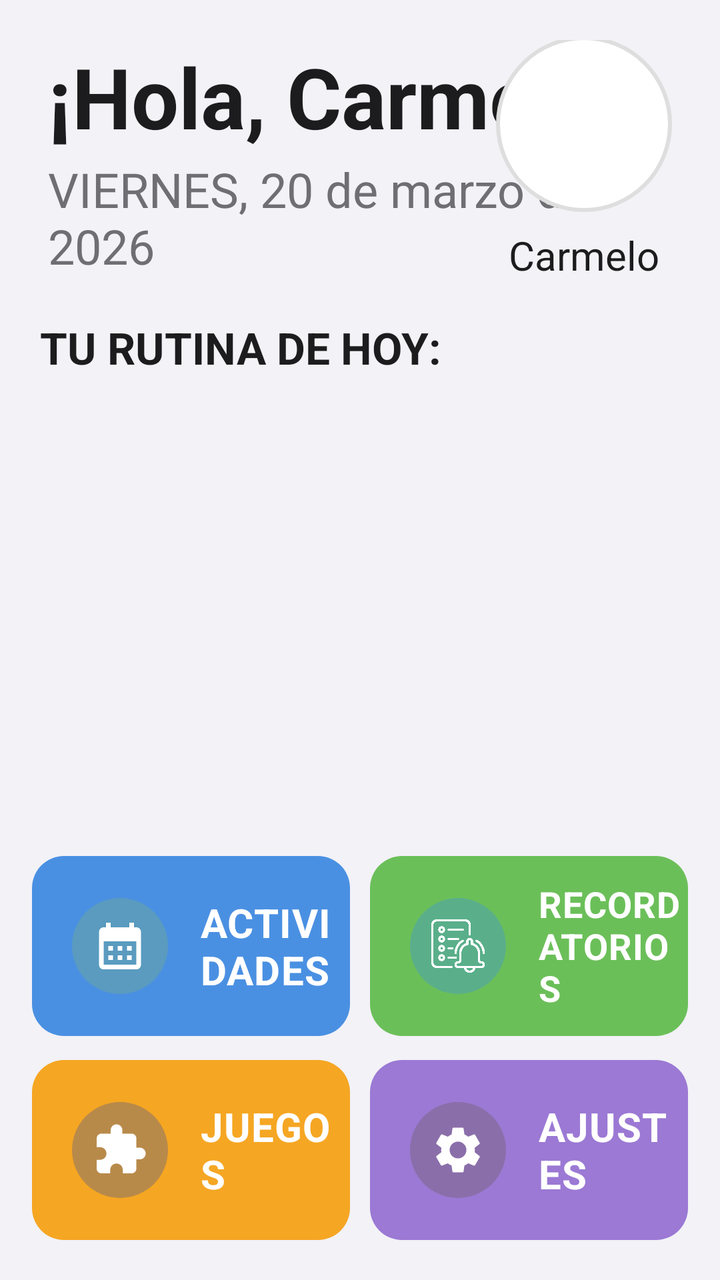
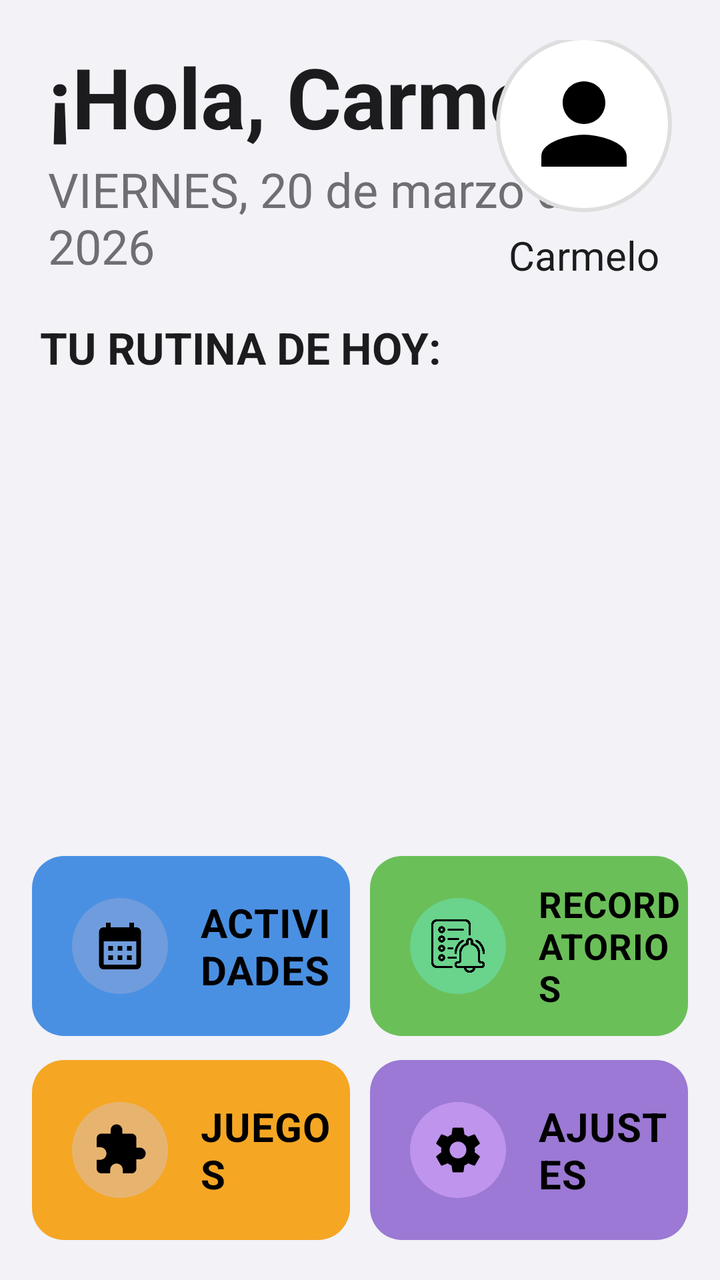

The first picture is an Android layout as it rendered before a commit; the second is the same layout after the commit. The layout source and the unified diff follow.
<!-- AndroidManifest.xml: activity theme AppTheme.NoActionBar -->
<!-- res/layout/activity_main.xml -->
<?xml version="1.0" encoding="utf-8"?>
<LinearLayout
    xmlns:android="http://schemas.android.com/apk/res/android"
    android:layout_width="match_parent"
    android:layout_height="match_parent"
    android:orientation="vertical"
    android:background="#F2F2F7">

    
    <RelativeLayout
        android:layout_width="match_parent"
        android:layout_height="wrap_content"
        android:paddingStart="24dp"
        android:paddingEnd="24dp"
        android:paddingTop="20dp"
        android:paddingBottom="16dp">

        <LinearLayout
            android:layout_width="wrap_content"
            android:layout_height="wrap_content"
            android:orientation="vertical"
            android:layout_centerVertical="true">

            <TextView
                android:id="@+id/tvSaludo"
                android:layout_width="wrap_content"
                android:layout_height="wrap_content"
                android:text="¡Hola, Carmelo!"
                android:textSize="42sp"
                android:textStyle="bold"
                android:textColor="#1C1C1E"/>

            <TextView
                android:id="@+id/tvFechaHoy"
                android:layout_width="wrap_content"
                android:layout_height="wrap_content"
                android:text="VIERNES, 20 de marzo de 2026"
                android:textSize="24sp"
                android:textColor="#6E6E73"
                android:layout_marginTop="2dp"/>
        </LinearLayout>

        <LinearLayout
            android:layout_width="wrap_content"
            android:layout_height="wrap_content"
            android:orientation="vertical"
            android:gravity="center_horizontal"
            android:layout_alignParentEnd="true"
            android:layout_centerVertical="true">

            <ImageView
                android:id="@+id/ivAvatar"
                android:layout_width="88dp"
                android:layout_height="88dp"
                android:src="@drawable/ic_persona"
                android:background="@drawable/bg_avatar_circle"
                android:padding="12dp"
                android:contentDescription="Foto de perfil"/>

            <TextView
                android:id="@+id/tvNombreAvatar"
                android:layout_width="wrap_content"
                android:layout_height="wrap_content"
                android:text="Carmelo"
                android:textSize="20sp"
                android:textColor="#1C1C1E"
                android:layout_marginTop="8dp"/>
        </LinearLayout>
    </RelativeLayout>

    
    <TextView
        android:layout_width="wrap_content"
        android:layout_height="wrap_content"
        android:text="TU RUTINA DE HOY:"
        android:textSize="22sp"
        android:textStyle="bold"
        android:textColor="#1C1C1E"
        android:paddingStart="20dp"
        android:paddingBottom="10dp"/>

    
    <HorizontalScrollView
        android:layout_width="match_parent"
        android:layout_height="0dp"
        android:layout_weight="1"
        android:scrollbars="none"
        android:fillViewport="false"
        android:paddingStart="16dp"
        android:paddingEnd="16dp"
        android:clipToPadding="false">

        <LinearLayout
            android:id="@+id/containerRutinasHoy"
            android:layout_width="wrap_content"
            android:layout_height="match_parent"
            android:orientation="horizontal"
            android:gravity="center_vertical"/>
    </HorizontalScrollView>

    <TextView
        android:id="@+id/tvVacioHoy"
        android:layout_width="match_parent"
        android:layout_height="0dp"
        android:layout_weight="1"
        android:text="No hay actividades para hoy"
        android:textSize="18sp"
        android:textColor="#9E9E9E"
        android:gravity="center"
        android:visibility="gone"/>

    
    <LinearLayout
        android:layout_width="match_parent"
        android:layout_height="wrap_content"
        android:orientation="vertical"
        android:paddingStart="16dp"
        android:paddingEnd="16dp"
        android:paddingBottom="20dp"
        android:paddingTop="8dp">

        
        <LinearLayout
            android:layout_width="match_parent"
            android:layout_height="90dp"
            android:orientation="horizontal"
            android:layout_marginBottom="12dp">

            
            <LinearLayout
                android:id="@+id/btnActividades"
                android:layout_width="0dp"
                android:layout_height="match_parent"
                android:layout_weight="1"
                android:orientation="horizontal"
                android:gravity="center_vertical"
                android:paddingStart="20dp"
                android:background="@drawable/bg_card_blue"
                android:layout_marginEnd="10dp"
                android:clickable="true"
                android:focusable="true">

                <FrameLayout
                    android:layout_width="48dp"
                    android:layout_height="48dp"
                    android:background="@drawable/bg_icon_circle_blue"
                    android:layout_marginEnd="16dp">
                    <ImageView
                        android:layout_width="28dp"
                        android:layout_height="28dp"
                        android:src="@drawable/ic_calendario"
                        android:layout_gravity="center"
                        android:contentDescription=""/>
                </FrameLayout>

                <TextView
                    android:layout_width="wrap_content"
                    android:layout_height="wrap_content"
                    android:text="ACTIVIDADES"
                    android:textSize="20sp"
                    android:textStyle="bold"
                    android:textColor="#FFFFFF"
                    android:letterSpacing="0.02"/>
            </LinearLayout>

            
            <LinearLayout
                android:id="@+id/btnRecordatorios"
                android:layout_width="0dp"
                android:layout_height="match_parent"
                android:layout_weight="1"
                android:orientation="horizontal"
                android:gravity="center_vertical"
                android:paddingStart="20dp"
                android:background="@drawable/bg_card_green"
                android:clickable="true"
                android:focusable="true">

                <FrameLayout
                    android:layout_width="48dp"
                    android:layout_height="48dp"
                    android:background="@drawable/bg_icon_circle_green"
                    android:layout_marginEnd="16dp">
                    <ImageView
                        android:layout_width="28dp"
                        android:layout_height="28dp"
                        android:src="@drawable/ic_cita"
                        android:layout_gravity="center"
                        android:contentDescription=""/>
                </FrameLayout>

                <TextView
                    android:layout_width="wrap_content"
                    android:layout_height="wrap_content"
                    android:text="RECORDATORIOS"
                    android:textSize="18sp"
                    android:textStyle="bold"
                    android:textColor="#FFFFFF"
                    android:letterSpacing="0.02"/>
            </LinearLayout>
        </LinearLayout>

        
        <LinearLayout
            android:layout_width="match_parent"
            android:layout_height="90dp"
            android:orientation="horizontal">

            
            <LinearLayout
                android:id="@+id/btnJuegos"
                android:layout_width="0dp"
                android:layout_height="match_parent"
                android:layout_weight="1"
                android:orientation="horizontal"
                android:gravity="center_vertical"
                android:paddingStart="20dp"
                android:background="@drawable/bg_card_orange"
                android:layout_marginEnd="10dp"
                android:clickable="true"
                android:focusable="true">

                <FrameLayout
                    android:layout_width="48dp"
                    android:layout_height="48dp"
                    android:background="@drawable/bg_icon_circle_orange"
                    android:layout_marginEnd="16dp">
                    <ImageView
                        android:layout_width="28dp"
                        android:layout_height="28dp"
                        android:src="@drawable/ic_puzzle"
                        android:layout_gravity="center"
                        android:contentDescription=""/>
                </FrameLayout>

                <TextView
                    android:layout_width="wrap_content"
                    android:layout_height="wrap_content"
                    android:text="JUEGOS"
                    android:textSize="20sp"
                    android:textStyle="bold"
                    android:textColor="#FFFFFF"
                    android:letterSpacing="0.02"/>
            </LinearLayout>

            
            <LinearLayout
                android:id="@+id/btnAjustes"
                android:layout_width="0dp"
                android:layout_height="match_parent"
                android:layout_weight="1"
                android:orientation="horizontal"
                android:gravity="center_vertical"
                android:paddingStart="20dp"
                android:background="@drawable/bg_card_purple"
                android:clickable="true"
                android:focusable="true">

                <FrameLayout
                    android:layout_width="48dp"
                    android:layout_height="48dp"
                    android:background="@drawable/bg_icon_circle_purple"
                    android:layout_marginEnd="16dp">
                    <ImageView
                        android:layout_width="28dp"
                        android:layout_height="28dp"
                        android:src="@drawable/ic_ajustes"
                        android:layout_gravity="center"
                        android:contentDescription=""/>
                </FrameLayout>

                <TextView
                    android:layout_width="wrap_content"
                    android:layout_height="wrap_content"
                    android:text="AJUSTES"
                    android:textSize="20sp"
                    android:textStyle="bold"
                    android:textColor="#FFFFFF"
                    android:letterSpacing="0.02"/>
            </LinearLayout>
        </LinearLayout>

    </LinearLayout>

</LinearLayout>
<!-- resources referenced by this layout -->
<resources>
  <!-- drawable bg_icon_circle_blue (drawable) -->
  <?xml version="1.0" encoding="utf-8"?>
  <shape xmlns:android="http://schemas.android.com/apk/res/android"
      android:shape="oval">
      <solid android:color="#5A9BBF"/>
  </shape>
  <!-- drawable bg_icon_circle_green (drawable) -->
  <?xml version="1.0" encoding="utf-8"?>
  <shape xmlns:android="http://schemas.android.com/apk/res/android"
      android:shape="oval">
      <solid android:color="#5AAF8A"/>
  </shape>
  <!-- drawable bg_icon_circle_orange (drawable) -->
  <?xml version="1.0" encoding="utf-8"?>
  <shape xmlns:android="http://schemas.android.com/apk/res/android"
      android:shape="oval">
      <solid android:color="#B88A4A"/>
  </shape>
  <!-- drawable bg_icon_circle_purple (drawable) -->
  <?xml version="1.0" encoding="utf-8"?>
  <shape xmlns:android="http://schemas.android.com/apk/res/android"
      android:shape="oval">
      <solid android:color="#8A6EAA"/>
  </shape>
  <!-- drawable ic_ajustes (drawable) -->
  <vector xmlns:android="http://schemas.android.com/apk/res/android" android:height="24dp" android:tint="#FFFFFF" android:viewportHeight="24" android:viewportWidth="24" android:width="24dp">
        
      <path android:fillColor="@android:color/white" android:pathData="M19.14,12.94c0.04,-0.3 0.06,-0.61 0.06,-0.94c0,-0.32 -0.02,-0.64 -0.07,-0.94l2.03,-1.58c0.18,-0.14 0.23,-0.41 0.12,-0.61l-1.92,-3.32c-0.12,-0.22 -0.37,-0.29 -0.59,-0.22l-2.39,0.96c-0.5,-0.38 -1.03,-0.7 -1.62,-0.94L14.4,2.81c-0.04,-0.24 -0.24,-0.41 -0.48,-0.41h-3.84c-0.24,0 -0.43,0.17 -0.47,0.41L9.25,5.35C8.66,5.59 8.12,5.92 7.63,6.29L5.24,5.33c-0.22,-0.08 -0.47,0 -0.59,0.22L2.74,8.87C2.62,9.08 2.66,9.34 2.86,9.48l2.03,1.58C4.84,11.36 4.8,11.69 4.8,12s0.02,0.64 0.07,0.94l-2.03,1.58c-0.18,0.14 -0.23,0.41 -0.12,0.61l1.92,3.32c0.12,0.22 0.37,0.29 0.59,0.22l2.39,-0.96c0.5,0.38 1.03,0.7 1.62,0.94l0.36,2.54c0.05,0.24 0.24,0.41 0.48,0.41h3.84c0.24,0 0.44,-0.17 0.47,-0.41l0.36,-2.54c0.59,-0.24 1.13,-0.56 1.62,-0.94l2.39,0.96c0.22,0.08 0.47,0 0.59,-0.22l1.92,-3.32c0.12,-0.22 0.07,-0.47 -0.12,-0.61L19.14,12.94zM12,15.6c-1.98,0 -3.6,-1.62 -3.6,-3.6s1.62,-3.6 3.6,-3.6s3.6,1.62 3.6,3.6S13.98,15.6 12,15.6z"/>
      
  </vector>
  <!-- drawable ic_calendario (drawable) -->
  <vector xmlns:android="http://schemas.android.com/apk/res/android" android:height="24dp" android:tint="#FFFFFF" android:viewportHeight="24" android:viewportWidth="24" android:width="24dp">
        
      <path android:fillColor="@android:color/white" android:pathData="M19,4h-1V2h-2v2H8V2H6v2H5C3.89,4 3.01,4.9 3.01,6L3,20c0,1.1 0.89,2 2,2h14c1.1,0 2,-0.9 2,-2V6C21,4.9 20.1,4 19,4zM19,20H5V10h14V20zM9,14H7v-2h2V14zM13,14h-2v-2h2V14zM17,14h-2v-2h2V14zM9,18H7v-2h2V18zM13,18h-2v-2h2V18zM17,18h-2v-2h2V18z"/>
      
  </vector>
  <!-- drawable ic_cita: png bitmap (drawable, 21366 bytes) -->
  <!-- drawable ic_persona (drawable) -->
  <vector xmlns:android="http://schemas.android.com/apk/res/android" android:height="24dp" android:tint="#FFFFFF" android:viewportHeight="24" android:viewportWidth="24" android:width="24dp">
        
      <path android:fillColor="@android:color/white" android:pathData="M12,12c2.21,0 4,-1.79 4,-4s-1.79,-4 -4,-4 -4,1.79 -4,4 1.79,4 4,4zM12,14c-2.67,0 -8,1.34 -8,4v2h16v-2c0,-2.66 -5.33,-4 -8,-4z"/>
      
  </vector>
  <!-- drawable ic_puzzle (drawable) -->
  <vector xmlns:android="http://schemas.android.com/apk/res/android" android:height="24dp" android:tint="#FFFFFF" android:viewportHeight="24" android:viewportWidth="24" android:width="24dp">
        
      <path android:fillColor="@android:color/white" android:pathData="M20.5,11H19V7c0,-1.1 -0.9,-2 -2,-2h-4V3.5C13,2.12 11.88,1 10.5,1S8,2.12 8,3.5V5H4c-1.1,0 -1.99,0.9 -1.99,2v3.8H3.5c1.49,0 2.7,1.21 2.7,2.7s-1.21,2.7 -2.7,2.7H2V20c0,1.1 0.9,2 2,2h3.8v-1.5c0,-1.49 1.21,-2.7 2.7,-2.7 1.49,0 2.7,1.21 2.7,2.7V22H17c1.1,0 2,-0.9 2,-2v-4h1.5c1.38,0 2.5,-1.12 2.5,-2.5S21.88,11 20.5,11z"/>
      
  </vector>
  <color name="avatar_borde">#DEDEDE</color>
  <color name="fondo_app">#F2F2F7</color>
  <!-- unchanged entries left out for length: 6 -->
</resources>

<!-- the commit's change to res/layout/activity_main.xml (unified diff, before → after) -->
@@ -107,6 +107,7 @@
         android:textSize="18sp"
         android:textColor="#9E9E9E"
         android:gravity="center"
+        android:paddingVertical="20px"
         android:visibility="gone"/>
 
     
@@ -159,7 +160,7 @@
                     android:text="ACTIVIDADES"
                     android:textSize="20sp"
                     android:textStyle="bold"
-                    android:textColor="#FFFFFF"
+                    android:textColor="#000000"
                     android:letterSpacing="0.02"/>
             </LinearLayout>
 
@@ -195,7 +196,7 @@
                     android:text="RECORDATORIOS"
                     android:textSize="18sp"
                     android:textStyle="bold"
-                    android:textColor="#FFFFFF"
+                    android:textColor="#000000"
                     android:letterSpacing="0.02"/>
             </LinearLayout>
         </LinearLayout>
@@ -239,7 +240,7 @@
                     android:text="JUEGOS"
                     android:textSize="20sp"
                     android:textStyle="bold"
-                    android:textColor="#FFFFFF"
+                    android:textColor="#000000"
                     android:letterSpacing="0.02"/>
             </LinearLayout>
 
@@ -275,7 +276,7 @@
                     android:text="AJUSTES"
                     android:textSize="20sp"
                     android:textStyle="bold"
-                    android:textColor="#FFFFFF"
+                    android:textColor="#000000"
                     android:letterSpacing="0.02"/>
             </LinearLayout>
         </LinearLayout>
<!-- resource entries referenced after the edit -->
@@ -4,47 +4,47 @@
   <?xml version="1.0" encoding="utf-8"?>
   <shape xmlns:android="http://schemas.android.com/apk/res/android"
       android:shape="oval">
-      <solid android:color="#5A9BBF"/>
+      <solid android:color="#6F9CDC"/>
   </shape>
   <!-- drawable bg_icon_circle_green (drawable) -->
   <?xml version="1.0" encoding="utf-8"?>
   <shape xmlns:android="http://schemas.android.com/apk/res/android"
       android:shape="oval">
-      <solid android:color="#5AAF8A"/>
+      <solid android:color="#6AD38C"/>
   </shape>
   <!-- drawable bg_icon_circle_orange (drawable) -->
   <?xml version="1.0" encoding="utf-8"?>
   <shape xmlns:android="http://schemas.android.com/apk/res/android"
       android:shape="oval">
-      <solid android:color="#B88A4A"/>
+      <solid android:color="#E7B470"/>
   </shape>
   <!-- drawable bg_icon_circle_purple (drawable) -->
   <?xml version="1.0" encoding="utf-8"?>
   <shape xmlns:android="http://schemas.android.com/apk/res/android"
       android:shape="oval">
-      <solid android:color="#8A6EAA"/>
+      <solid android:color="#BF94ED"/>
   </shape>
   <!-- drawable ic_ajustes (drawable) -->
-  <vector xmlns:android="http://schemas.android.com/apk/res/android" android:height="24dp" android:tint="#FFFFFF" android:viewportHeight="24" android:viewportWidth="24" android:width="24dp">
+  <vector xmlns:android="http://schemas.android.com/apk/res/android" android:height="24dp" android:tint="#000000" android:viewportHeight="24" android:viewportWidth="24" android:width="24dp">
         
       <path android:fillColor="@android:color/white" android:pathData="M19.14,12.94c0.04,-0.3 0.06,-0.61 0.06,-0.94c0,-0.32 -0.02,-0.64 -0.07,-0.94l2.03,-1.58c0.18,-0.14 0.23,-0.41 0.12,-0.61l-1.92,-3.32c-0.12,-0.22 -0.37,-0.29 -0.59,-0.22l-2.39,0.96c-0.5,-0.38 -1.03,-0.7 -1.62,-0.94L14.4,2.81c-0.04,-0.24 -0.24,-0.41 -0.48,-0.41h-3.84c-0.24,0 -0.43,0.17 -0.47,0.41L9.25,5.35C8.66,5.59 8.12,5.92 7.63,6.29L5.24,5.33c-0.22,-0.08 -0.47,0 -0.59,0.22L2.74,8.87C2.62,9.08 2.66,9.34 2.86,9.48l2.03,1.58C4.84,11.36 4.8,11.69 4.8,12s0.02,0.64 0.07,0.94l-2.03,1.58c-0.18,0.14 -0.23,0.41 -0.12,0.61l1.92,3.32c0.12,0.22 0.37,0.29 0.59,0.22l2.39,-0.96c0.5,0.38 1.03,0.7 1.62,0.94l0.36,2.54c0.05,0.24 0.24,0.41 0.48,0.41h3.84c0.24,0 0.44,-0.17 0.47,-0.41l0.36,-2.54c0.59,-0.24 1.13,-0.56 1.62,-0.94l2.39,0.96c0.22,0.08 0.47,0 0.59,-0.22l1.92,-3.32c0.12,-0.22 0.07,-0.47 -0.12,-0.61L19.14,12.94zM12,15.6c-1.98,0 -3.6,-1.62 -3.6,-3.6s1.62,-3.6 3.6,-3.6s3.6,1.62 3.6,3.6S13.98,15.6 12,15.6z"/>
       
   </vector>
   <!-- drawable ic_calendario (drawable) -->
-  <vector xmlns:android="http://schemas.android.com/apk/res/android" android:height="24dp" android:tint="#FFFFFF" android:viewportHeight="24" android:viewportWidth="24" android:width="24dp">
+  <vector xmlns:android="http://schemas.android.com/apk/res/android" android:height="24dp" android:tint="#000000" android:viewportHeight="24" android:viewportWidth="24" android:width="24dp">
         
       <path android:fillColor="@android:color/white" android:pathData="M19,4h-1V2h-2v2H8V2H6v2H5C3.89,4 3.01,4.9 3.01,6L3,20c0,1.1 0.89,2 2,2h14c1.1,0 2,-0.9 2,-2V6C21,4.9 20.1,4 19,4zM19,20H5V10h14V20zM9,14H7v-2h2V14zM13,14h-2v-2h2V14zM17,14h-2v-2h2V14zM9,18H7v-2h2V18zM13,18h-2v-2h2V18zM17,18h-2v-2h2V18z"/>
       
   </vector>
-  <!-- drawable ic_cita: png bitmap (drawable, 21366 bytes) -->
+  <!-- drawable ic_cita: png bitmap (drawable, 18446 bytes) -->
   <!-- drawable ic_persona (drawable) -->
-  <vector xmlns:android="http://schemas.android.com/apk/res/android" android:height="24dp" android:tint="#FFFFFF" android:viewportHeight="24" android:viewportWidth="24" android:width="24dp">
+  <vector xmlns:android="http://schemas.android.com/apk/res/android" android:height="24dp" android:tint="#000000" android:viewportHeight="24" android:viewportWidth="24" android:width="24dp">
         
-      <path android:fillColor="@android:color/white" android:pathData="M12,12c2.21,0 4,-1.79 4,-4s-1.79,-4 -4,-4 -4,1.79 -4,4 1.79,4 4,4zM12,14c-2.67,0 -8,1.34 -8,4v2h16v-2c0,-2.66 -5.33,-4 -8,-4z"/>
+      <path android:fillColor="@android:color/black" android:pathData="M12,12c2.21,0 4,-1.79 4,-4s-1.79,-4 -4,-4 -4,1.79 -4,4 1.79,4 4,4zM12,14c-2.67,0 -8,1.34 -8,4v2h16v-2c0,-2.66 -5.33,-4 -8,-4z"/>
       
   </vector>
   <!-- drawable ic_puzzle (drawable) -->
-  <vector xmlns:android="http://schemas.android.com/apk/res/android" android:height="24dp" android:tint="#FFFFFF" android:viewportHeight="24" android:viewportWidth="24" android:width="24dp">
+  <vector xmlns:android="http://schemas.android.com/apk/res/android" android:height="24dp" android:tint="#000000" android:viewportHeight="24" android:viewportWidth="24" android:width="24dp">
         
       <path android:fillColor="@android:color/white" android:pathData="M20.5,11H19V7c0,-1.1 -0.9,-2 -2,-2h-4V3.5C13,2.12 11.88,1 10.5,1S8,2.12 8,3.5V5H4c-1.1,0 -1.99,0.9 -1.99,2v3.8H3.5c1.49,0 2.7,1.21 2.7,2.7s-1.21,2.7 -2.7,2.7H2V20c0,1.1 0.9,2 2,2h3.8v-1.5c0,-1.49 1.21,-2.7 2.7,-2.7 1.49,0 2.7,1.21 2.7,2.7V22H17c1.1,0 2,-0.9 2,-2v-4h1.5c1.38,0 2.5,-1.12 2.5,-2.5S21.88,11 20.5,11z"/>
       
